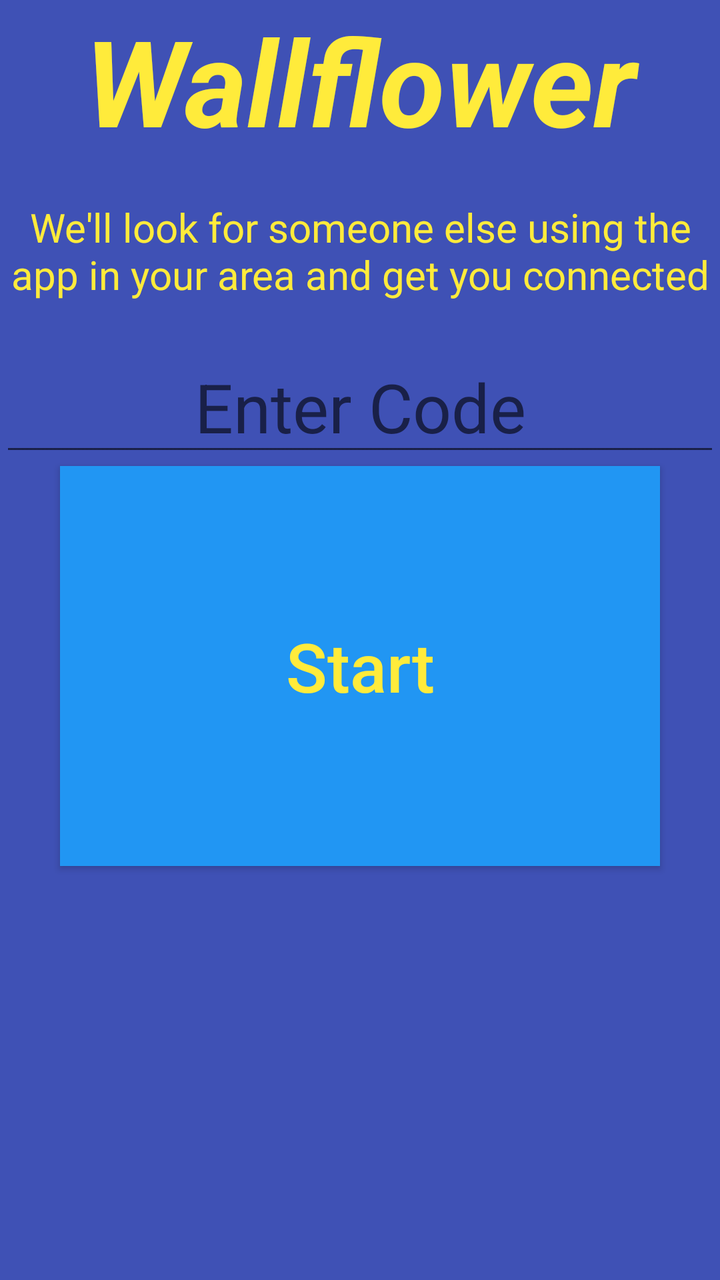
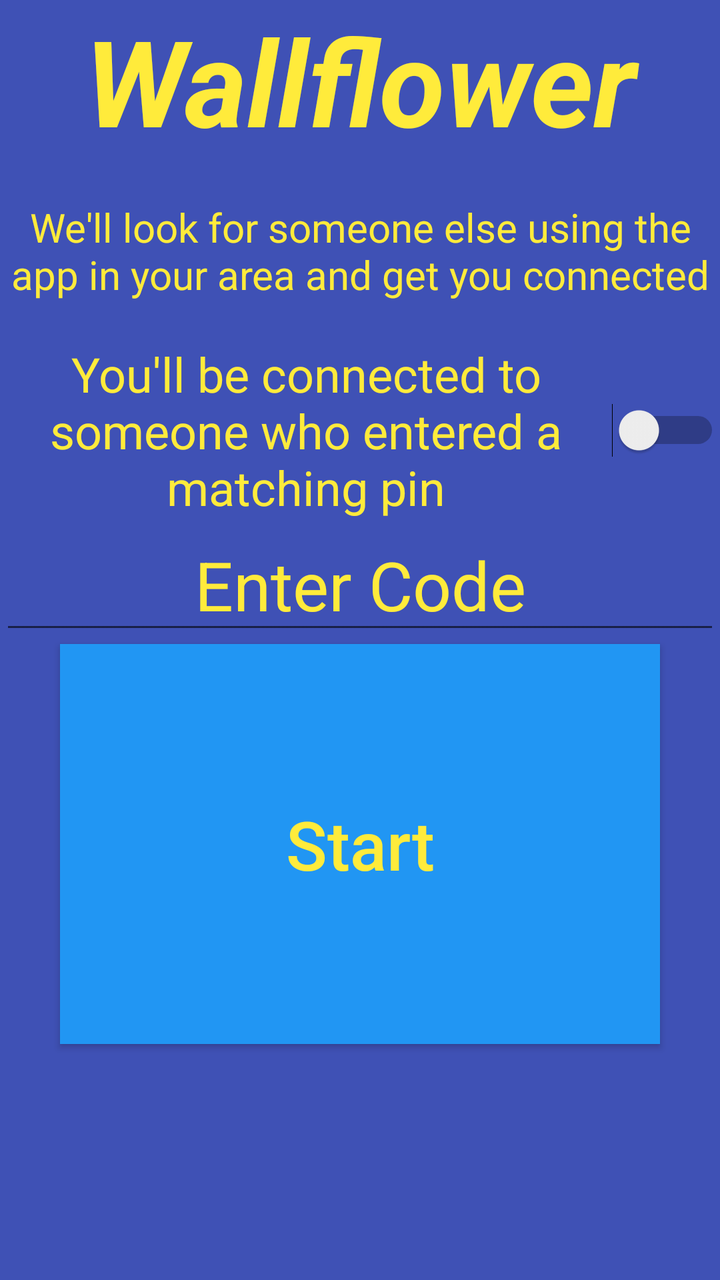

Compare the two renders of this Android layout. The source of the first and the diff that turns it into the second are given below.
<!-- AndroidManifest.xml: application theme Theme.AppCompat.Light.NoActionBar -->
<!-- res/layout/activity_main.xml -->
<?xml version="1.0" encoding="utf-8"?>
<androidx.constraintlayout.widget.ConstraintLayout xmlns:android="http://schemas.android.com/apk/res/android"
    xmlns:app="http://schemas.android.com/apk/res-auto"
    xmlns:tools="http://schemas.android.com/tools"
    android:layout_width="match_parent"
    android:layout_height="match_parent"
    tools:context=".MainActivity">

    <LinearLayout
        android:id="@+id/mainLayout"
        android:layout_width="match_parent"
        android:layout_height="0dp"
        android:background="@color/dark_blue"
        android:gravity="center_horizontal"
        android:orientation="vertical"
        app:layout_constraintBottom_toBottomOf="parent"
        app:layout_constraintEnd_toEndOf="parent"
        app:layout_constraintStart_toStartOf="parent"
        app:layout_constraintTop_toTopOf="parent"
        app:layout_constraintVertical_weight="3">

        <TextView
            android:id="@+id/mainTitle"
            android:layout_width="match_parent"
            android:layout_height="wrap_content"
            android:text="@string/main_title"
            android:textAlignment="center"
            android:textAllCaps="false"
            android:textColor="@color/yellow"
            android:textSize="60sp"
            android:textStyle="bold|italic" />

        <TextView
            android:id="@+id/mainNotify"
            android:layout_width="match_parent"
            android:layout_height="wrap_content"
            android:paddingTop="20sp"
            android:paddingBottom="20sp"
            android:text="@string/main_label"
            android:textAlignment="center"
            android:textColor="@color/yellow"
            android:textSize="20sp" />

        <EditText
            android:id="@+id/codeInput"
            android:layout_width="match_parent"
            android:layout_height="wrap_content"
            android:hint="@string/code_hint"
            android:inputType="numberPassword"
            android:textAlignment="center"
            android:textColor="@color/yellow"
            android:textSize="34sp" />

        <Button
            android:id="@+id/discoverButton"
            android:layout_width="300sp"
            android:layout_height="200sp"
            android:background="@color/light_blue"
            android:onClick="discover"
            android:text="@string/discover_button"
            android:textAllCaps="false"
            android:textColor="@color/yellow"
            android:textSize="34sp"
            tools:ignore="TextContrastCheck" />

        <Button
            android:id="@+id/cancelButton"
            android:layout_width="300sp"
            android:layout_height="200sp"
            android:background="@color/white"
            android:onClick="cancelDiscover"
            android:text="@string/cancel_button"
            android:textAllCaps="false"
            android:textColor="@color/teal_200"
            android:textSize="34sp"
            android:visibility="gone" />

    </LinearLayout>

</androidx.constraintlayout.widget.ConstraintLayout>
<!-- resources referenced by this layout -->
<resources>
  <color name="dark_blue">#FF3F51B5</color>
  <color name="light_blue">#2196F3</color>
  <color name="white">#FFFFFFFF</color>
  <color name="yellow">#FFFFEB3B</color>
  <string name="cancel_button">Stop</string>
  <string name="code_hint">Enter Code</string>
  <string name="discover_button">Start</string>
  <string name="main_label">We\'ll look for someone else using the app in your area and get you connected</string>
  <string name="main_title">Wallflower</string>
</resources>

<!-- the commit's change to res/layout/activity_main.xml (unified diff, before → after) -->
@@ -8,7 +8,7 @@
 
     <LinearLayout
         android:id="@+id/mainLayout"
-        android:layout_width="match_parent"
+        android:layout_width="0dp"
         android:layout_height="0dp"
         android:background="@color/dark_blue"
         android:gravity="center_horizontal"
@@ -16,8 +16,7 @@
         app:layout_constraintBottom_toBottomOf="parent"
         app:layout_constraintEnd_toEndOf="parent"
         app:layout_constraintStart_toStartOf="parent"
-        app:layout_constraintTop_toTopOf="parent"
-        app:layout_constraintVertical_weight="3">
+        app:layout_constraintTop_toTopOf="parent">
 
         <TextView
             android:id="@+id/mainTitle"
@@ -41,14 +40,26 @@
             android:textColor="@color/yellow"
             android:textSize="20sp" />
 
+        <Switch
+            android:id="@+id/broadcastSwitch"
+            android:layout_width="match_parent"
+            android:layout_height="wrap_content"
+            android:onClick="toggleBroadcast"
+            android:text="@string/broadcast_off"
+            android:textAlignment="center"
+            android:textColor="@color/yellow"
+            android:textSize="24sp" />
+
         <EditText
             android:id="@+id/codeInput"
             android:layout_width="match_parent"
             android:layout_height="wrap_content"
             android:hint="@string/code_hint"
             android:inputType="numberPassword"
+            android:maxLength="6"
             android:textAlignment="center"
             android:textColor="@color/yellow"
+            android:textColorHint="@color/yellow"
             android:textSize="34sp" />
 
         <Button
@@ -67,11 +78,11 @@
             android:id="@+id/cancelButton"
             android:layout_width="300sp"
             android:layout_height="200sp"
-            android:background="@color/white"
+            android:background="@color/light_blue"
             android:onClick="cancelDiscover"
             android:text="@string/cancel_button"
             android:textAllCaps="false"
-            android:textColor="@color/teal_200"
+            android:textColor="@color/yellow"
             android:textSize="34sp"
             android:visibility="gone" />
 
<!-- resource entries referenced after the edit -->
@@ -1,9 +1,9 @@
 <!-- resources referenced by this layout -->
 <resources>
   <color name="dark_blue">#FF3F51B5</color>
-  <color name="light_blue">#2196F3</color>
-  <color name="white">#FFFFFFFF</color>
+  <color name="light_blue">#FF2196F3</color>
   <color name="yellow">#FFFFEB3B</color>
+  <string name="broadcast_off">You\'ll be connected to someone who entered a matching pin</string>
   <string name="cancel_button">Stop</string>
   <string name="code_hint">Enter Code</string>
   <string name="discover_button">Start</string>
